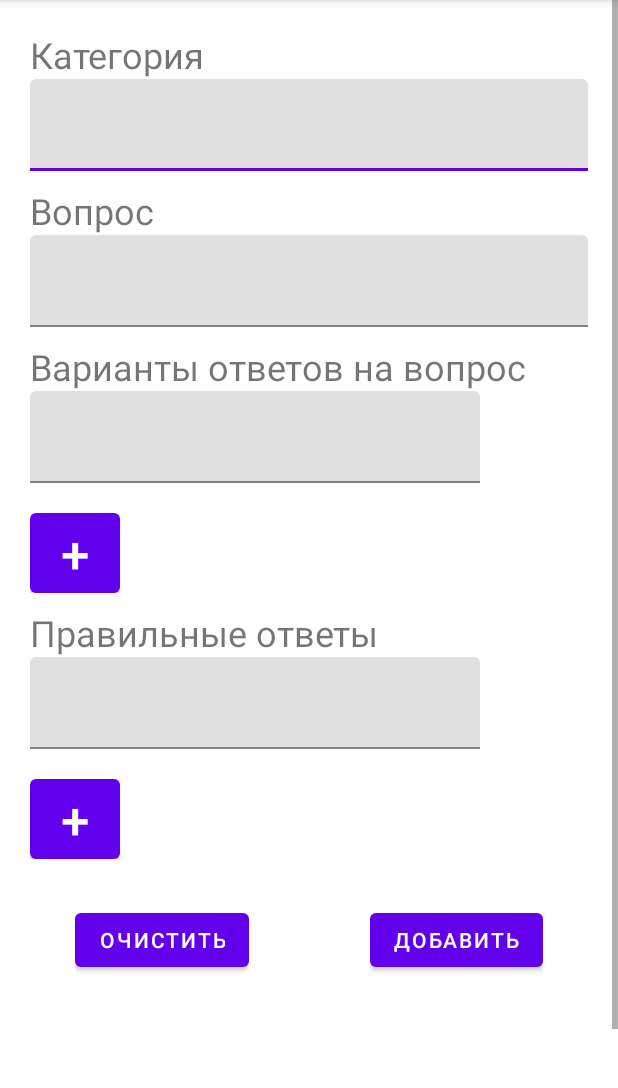
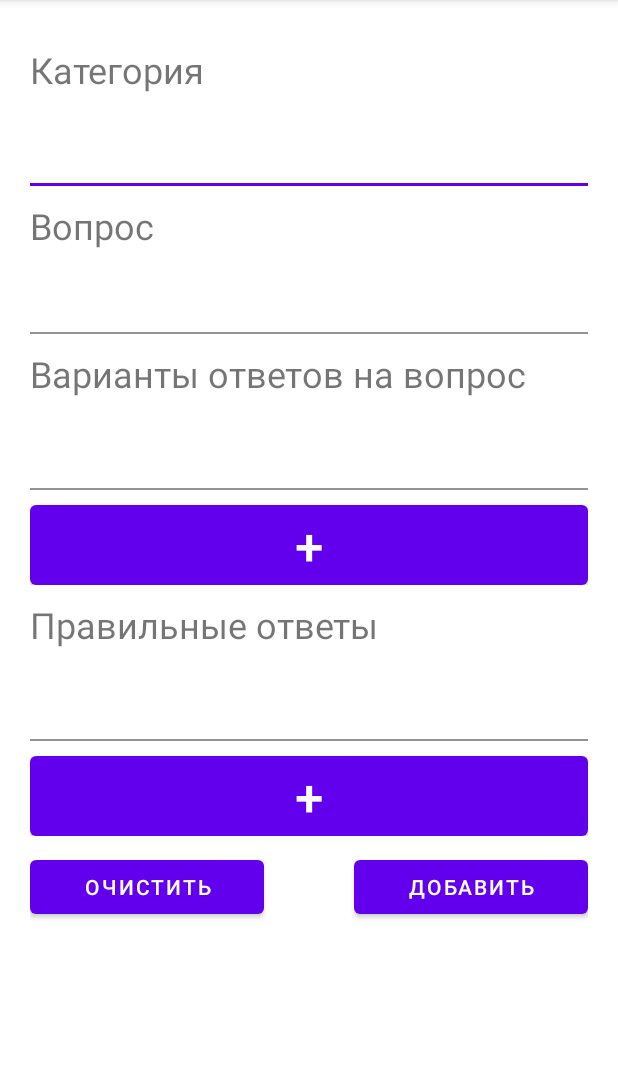
Before and after one commit to larongg/TestApp, an Android app: the fragment AddQuestionsFragment shown on its own in the app's theme, on a phone screen of 412 x 824 dp, the part 84-1172 px from its top. Run offline under Robolectric (Android 15) with nearby library versions, the phone set to English and light mode, and no system bars.

Commit message:
Наговнокодил, но вроде красиво

```diff
--- a/app/src/main/res/layout/activity_main.xml
+++ b/app/src/main/res/layout/activity_main.xml
@@ -3,9 +3,9 @@
     xmlns:app="http://schemas.android.com/apk/res-auto"
     xmlns:tools="http://schemas.android.com/tools"
     android:id="@+id/container"
-    android:layout_width="match_parent"
-    android:layout_height="match_parent"
-    android:paddingTop="?attr/actionBarSize">
+    android:layout_width="wrap_content"
+    android:layout_height="wrap_content"
+    android:background="#143C3F41">
 
     <com.google.android.material.bottomnavigation.BottomNavigationView
         android:id="@+id/nav_view"
--- a/app/src/main/res/layout/fragment_add_questions.xml
+++ b/app/src/main/res/layout/fragment_add_questions.xml
@@ -1,21 +1,15 @@
 <?xml version="1.0" encoding="utf-8"?>
 <FrameLayout xmlns:android="http://schemas.android.com/apk/res/android"
+    xmlns:app="http://schemas.android.com/apk/res-auto"
     xmlns:tools="http://schemas.android.com/tools"
     android:layout_width="match_parent"
     android:layout_height="match_parent"
     tools:context=".ui.addquestions.AddQuestionsFragment">
 
-    <RelativeLayout
-        android:id="@+id/main_rel_lay"
-        android:layout_width="match_parent"
-        android:layout_height="match_parent">
-
     <ScrollView
         android:id="@+id/scroll"
         android:layout_width="match_parent"
         android:layout_height="wrap_content"
-            android:layout_alignParentTop="true"
-            android:layout_alignParentBottom="true"
         android:layout_marginTop="0dp"
         android:layout_marginBottom="60dp">
 
@@ -30,6 +24,7 @@
                 android:id="@+id/category"
                 android:layout_width="match_parent"
                 android:layout_height="wrap_content"
+                android:layout_marginTop="10dp"
                 android:orientation="vertical">
 
                 <TextView
@@ -46,6 +41,7 @@
                     <com.google.android.material.textfield.TextInputEditText
                         android:layout_width="match_parent"
                         android:layout_height="wrap_content"
+                        android:background="@color/white"
                         android:textSize="20sp" />
                 </com.google.android.material.textfield.TextInputLayout>
             </LinearLayout>
@@ -53,7 +49,7 @@
             <LinearLayout
                 android:id="@+id/question"
                 android:layout_width="match_parent"
-                    android:layout_height="match_parent"
+                android:layout_height="wrap_content"
                 android:layout_marginTop="10dp"
                 android:orientation="vertical">
 
@@ -72,7 +68,7 @@
                     <com.google.android.material.textfield.TextInputEditText
                         android:layout_width="match_parent"
                         android:layout_height="wrap_content"
-                            android:textSize="20sp" />
+                        android:background="@color/white" />
                 </com.google.android.material.textfield.TextInputLayout>
             </LinearLayout>
 
@@ -97,12 +93,13 @@
 
                     <com.google.android.material.textfield.TextInputLayout
                         android:id="@+id/option1_input"
-                            android:layout_width="300sp"
+                        android:layout_width="match_parent"
                         android:layout_height="wrap_content">
 
                         <com.google.android.material.textfield.TextInputEditText
                             android:layout_width="match_parent"
                             android:layout_height="wrap_content"
+                            android:background="@color/white"
                             android:textSize="20sp" />
                     </com.google.android.material.textfield.TextInputLayout>
                 </LinearLayout>
@@ -111,12 +108,11 @@
                     android:id="@+id/others_options"
                     android:layout_width="match_parent"
                     android:layout_height="wrap_content"
-                        android:layout_marginTop="10dp"
                     android:orientation="vertical"/>
 
                 <Button
                     android:id="@+id/add_option"
-                        android:layout_width="60sp"
+                    android:layout_width="match_parent"
                     android:layout_height="wrap_content"
                     android:layout_marginTop="10dp"
                     android:insetTop="0dp"
@@ -147,12 +143,13 @@
 
                     <com.google.android.material.textfield.TextInputLayout
                         android:id="@+id/correct_option1_input"
-                            android:layout_width="300sp"
+                        android:layout_width="match_parent"
                         android:layout_height="wrap_content">
 
                         <com.google.android.material.textfield.TextInputEditText
                             android:layout_width="match_parent"
                             android:layout_height="wrap_content"
+                            android:background="@color/white"
                             android:textSize="20sp" />
                     </com.google.android.material.textfield.TextInputLayout>
                 </LinearLayout>
@@ -161,12 +158,11 @@
                     android:id="@+id/others_correct_options"
                     android:layout_width="match_parent"
                     android:layout_height="match_parent"
-                        android:layout_marginTop="10dp"
-                        android:orientation="vertical"/>
+                    android:orientation="vertical" />
 
                 <Button
                     android:id="@+id/add_correct_option"
-                        android:layout_width="60sp"
+                    android:layout_width="match_parent"
                     android:layout_height="wrap_content"
                     android:layout_marginTop="10dp"
                     android:insetTop="0dp"
@@ -176,49 +172,37 @@
 
             </LinearLayout>
 
-                <RelativeLayout
-                    android:id="@+id/buttons_del_clear"
+            <LinearLayout
                 android:layout_width="match_parent"
-                    android:layout_height="wrap_content"
-                    android:layout_marginStart="0dp"
-                    android:layout_marginTop="30dp"
-                    android:layout_marginEnd="0dp"
-                    android:layout_marginBottom="60dp">
-
-                    <LinearLayout
-                        android:layout_width="wrap_content"
-                        android:layout_height="wrap_content"
-                        android:layout_alignParentStart="true"
-                        android:layout_marginStart="30dp"
+                android:layout_height="match_parent"
+                android:layout_marginTop="10dp"
                 android:orientation="horizontal">
 
                 <Button
                     android:id="@+id/clear"
                     android:layout_width="wrap_content"
                     android:layout_height="wrap_content"
+                    android:layout_marginRight="30dp"
+                    android:layout_weight="1"
                     android:text="@string/clear"
                     android:textSize="14sp" />
-                    </LinearLayout>
-
-                    <LinearLayout
-                        android:layout_width="wrap_content"
-                        android:layout_height="wrap_content"
-                        android:layout_alignParentEnd="true"
-                        android:layout_marginEnd="30dp"
-                        android:orientation="horizontal">
 
                 <Button
                     android:id="@+id/add"
                     android:layout_width="wrap_content"
                     android:layout_height="wrap_content"
+                    android:layout_marginLeft="30dp"
+                    android:layout_weight="1"
                     android:text="@string/AddButton" />
             </LinearLayout>
-
-                </RelativeLayout>
 
         </LinearLayout>
     </ScrollView>
 
-    </RelativeLayout>
+    <androidx.constraintlayout.widget.ConstraintLayout
+        android:layout_width="match_parent"
+        android:layout_height="match_parent">
+
+    </androidx.constraintlayout.widget.ConstraintLayout>
 
 </FrameLayout>
--- a/app/src/main/res/values/dimens.xml
+++ b/app/src/main/res/values/dimens.xml
@@ -5,5 +5,6 @@
     <dimen name="text_margin">16dp</dimen>
     <dimen name="switch_width">48dp</dimen>
     <dimen name="switch_height">48dp</dimen>
+    <dimen name="inset_bottom_size">16dp</dimen>
 
 </resources>
```
Also changed, not shown: app/src/main/java/com/example/testapp/ui/addquestions/AddQuestionsFragment.kt (+111 -16 lines), app/src/main/java/com/example/testapp/ui/quiz/QuizFragment.kt (+11 -6 lines). Lines whose indentation alone changed are shown as unchanged.
